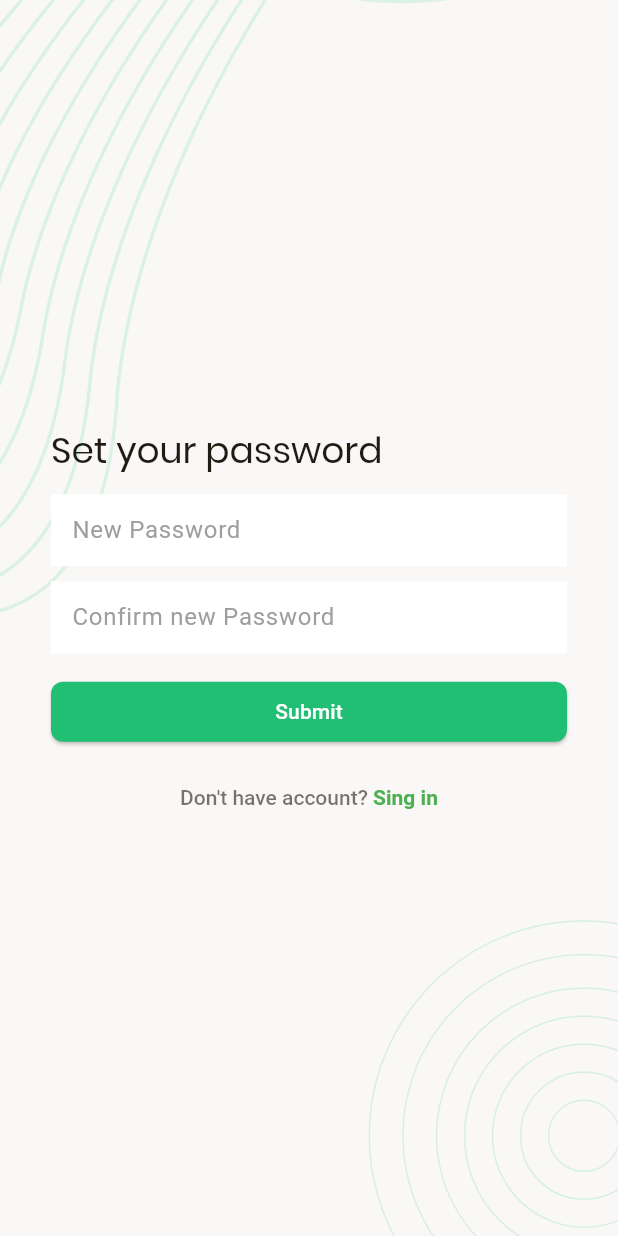
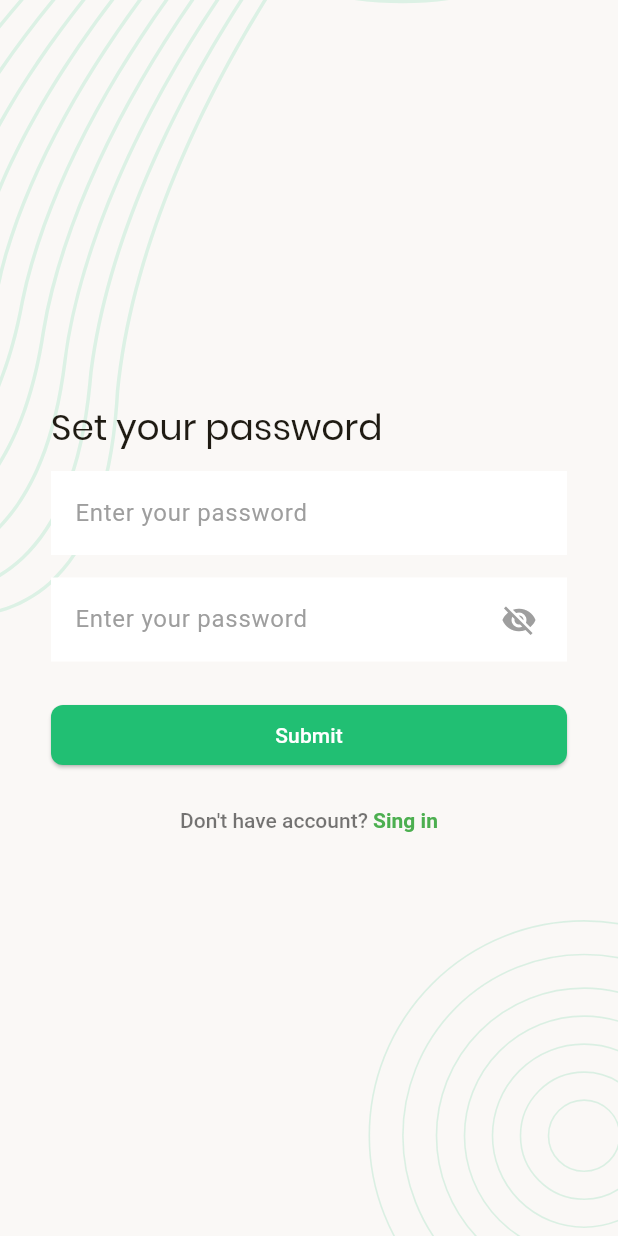
Before and after one commit to Takbirulislam420/Task-management-app, a Flutter app: the NewPasswordReset screen opened directly with empty values, on a phone screen of 412 x 824 dp. Run offline on Flutter 3.47's test engine with Material 3 defaults, Android fonts, the phone set to English and light mode, and no system bars; our stand-ins replace email_validator, flutter_svg, fluttertoast, get, image_picker, logger and 2 more; accounts and stored records are empty; network calls fail.

Commit message:
all functionality is good

```diff
--- a/lib/Screenview/onboarding.dart/forget_password_verify_email_screen.dart
+++ b/lib/Screenview/onboarding.dart/forget_password_verify_email_screen.dart
@@ -101,4 +101,10 @@ class _ForgetPasswordVerifyEmailScreenState
   void _ontapSinginButton() {
     Navigator.pop(context);
   }
+
+  // @override
+  // void dispose() {
+  //   emailVerifyController.emailController.dispose();
+  //   super.dispose();
+  // }
 }
--- a/lib/Screenview/onboarding.dart/new_password_reset.dart
+++ b/lib/Screenview/onboarding.dart/new_password_reset.dart
@@ -7,6 +7,7 @@ import 'package:task_management_app/Screenview/Components/show_snackbar.dart';
 import 'package:task_management_app/Screenview/onboarding.dart/login_screen.dart';
 import 'package:task_management_app/Screenview/style_&_function/style.dart';
 import 'package:task_management_app/const/app_int.dart';
+import 'package:task_management_app/const/app_string.dart';
 import 'package:task_management_app/data/api_services/network_client.dart';
 import 'package:task_management_app/data/api_services/network_response.dart';
 import 'package:task_management_app/data/utils/api_urls.dart';
@@ -27,6 +28,7 @@ class _NewPasswordResetState extends State<NewPasswordReset> {
       TextEditingController();
   final GlobalKey<FormState> _formkey = GlobalKey<FormState>();
   bool _resetPasswordInProgress = false;
+  bool _isObscured = true;
 
   @override
   Widget build(BuildContext context) {
@@ -50,25 +52,80 @@ class _NewPasswordResetState extends State<NewPasswordReset> {
                   height: 15,
                 ),
                 TextFormField(
-                  obscureText: true,
-                  keyboardType: TextInputType.visiblePassword,
-                  textInputAction: TextInputAction.next,
-                  controller: _passwordController,
-                  decoration: InputDecoration(
-                    hintText: "New Password",
-                  ),
+                    obscureText: false,
+                    controller: _passwordController,
+                    keyboardType: TextInputType.visiblePassword,
+                    textInputAction: TextInputAction.next,
+                    textAlign: TextAlign.start,
+                    decoration: InputDecoration(
+                      hintText: AppString.passwordHintText,
+                      // border: OutlineInputBorder(
+                      //   borderRadius: BorderRadius.circular(10),),
+                      contentPadding: EdgeInsets.symmetric(
+                          vertical: 16,
+                          horizontal: 12), // fixes vertical alignment
+                    ),
+                    autovalidateMode: AutovalidateMode.onUserInteraction,
+                    validator: (String? value) {
+                      if (value == null || value.trim().isEmpty) {
+                        return 'Password is required';
+                      } else if (value.trim().length < 4) {
+                        return 'Password must be at least 4 characters';
+                      } else if (value.trim().length > 15) {
+                        return 'Password must not exceed 15 characters';
+                      }
+                      return null;
+                    }),
+                SizedBox(
+                  height: 15,
                 ),
+                TextFormField(
+                    obscureText: _isObscured,
+                    controller: _confirmpasswordController,
+                    keyboardType: TextInputType.visiblePassword,
+                    textInputAction: TextInputAction.done,
+                    textAlign: TextAlign.start,
+                    decoration: InputDecoration(
+                      hintText: AppString.passwordHintText,
+                      // border: OutlineInputBorder(
+                      //   borderRadius: BorderRadius.circular(10),),
+                      contentPadding: EdgeInsets.symmetric(
+                          vertical: 16,
+                          horizontal: 12), // fixes vertical alignment
+                      suffixIcon: Padding(
+                        padding: const EdgeInsets.only(
+                            right: 8.0), // optional, for better spacing
+                        child: IconButton(
+                          onPressed: () {
+                            setState(() {
+                              _isObscured = !_isObscured;
+                            });
+                          },
+                          icon: Icon(
+                            _isObscured
+                                ? Icons.visibility_off
+                                : Icons.visibility,
+                            color: Colors.grey,
+                          ),
+                        ),
+                      ),
+                      suffixIconConstraints: BoxConstraints(
+                        minHeight: 40,
+                        minWidth: 40,
+                      ),
+                    ),
+                    autovalidateMode: AutovalidateMode.onUserInteraction,
+                    validator: (String? value) {
+                      if (value == null || value.trim().isEmpty) {
+                        return 'Confirm password is required';
+                      } else if (value.trim() !=
+                          _passwordController.text.trim()) {
+                        return 'Passwords do not match';
+                      }
+                      return null;
+                    }),
                 SizedBox(
                   height: 10,
-                ),
-                TextFormField(
-                  obscureText: true,
-                  keyboardType: TextInputType.visiblePassword,
-                  textInputAction: TextInputAction.done,
-                  controller: _confirmpasswordController,
-                  decoration: InputDecoration(
-                    hintText: "Confirm new Password",
-                  ),
                 ),
                 SizedBox(
                   height: 15,
--- a/lib/Screenview/tesk/add_new_task_screen.dart
+++ b/lib/Screenview/tesk/add_new_task_screen.dart
@@ -65,7 +65,7 @@ class _AddNewTaskScreenState extends State<AddNewTaskScreen> {
                   height: 10,
                 ),
                 TextFormField(
-                  textInputAction: TextInputAction.done,
+                  textInputAction: TextInputAction.newline,
                   controller: _descriptionController,
                   maxLines: 7,
                   //textAlign: TextAlign.start,
--- a/lib/controller/onboarding_controller/pin_verification_controller.dart
+++ b/lib/controller/onboarding_controller/pin_verification_controller.dart
@@ -40,6 +40,7 @@ class PinVerificationController extends GetxController {
         'userEmail': verifyEmailFromScreen,
         'userPin': verifyPin
       });
+      // Get.delete<PinVerificationController>();
     } else {
       showSnackbarMessage(Get.context!, response.errorMessage, true);
     }
```
Also changed, not shown: lib/Screenview/onboarding.dart/forget_password_pin_verification_screen.dart (+6 -3 lines), lib/controller/onboarding_controller/email_verify_controller.dart (+8 -6 lines), lib/controller/onboarding_controller/reset_password_controller.dart (+10 -10 lines), 4 other files.
